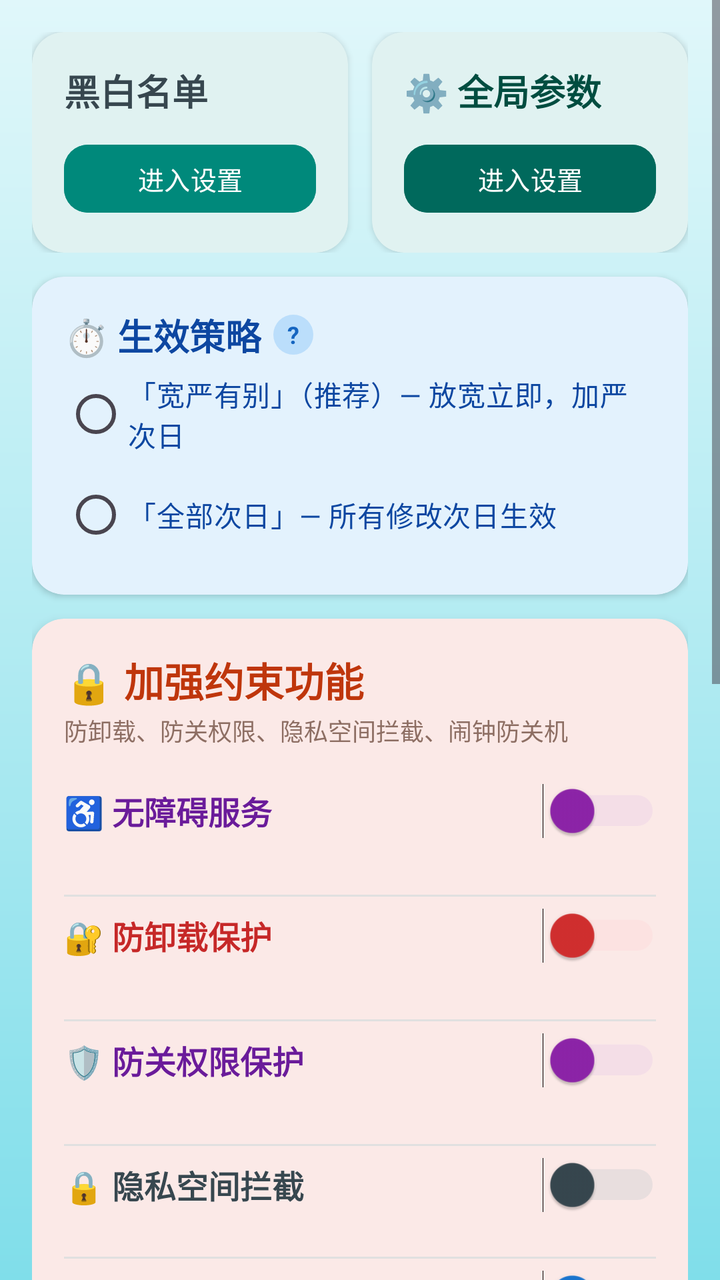
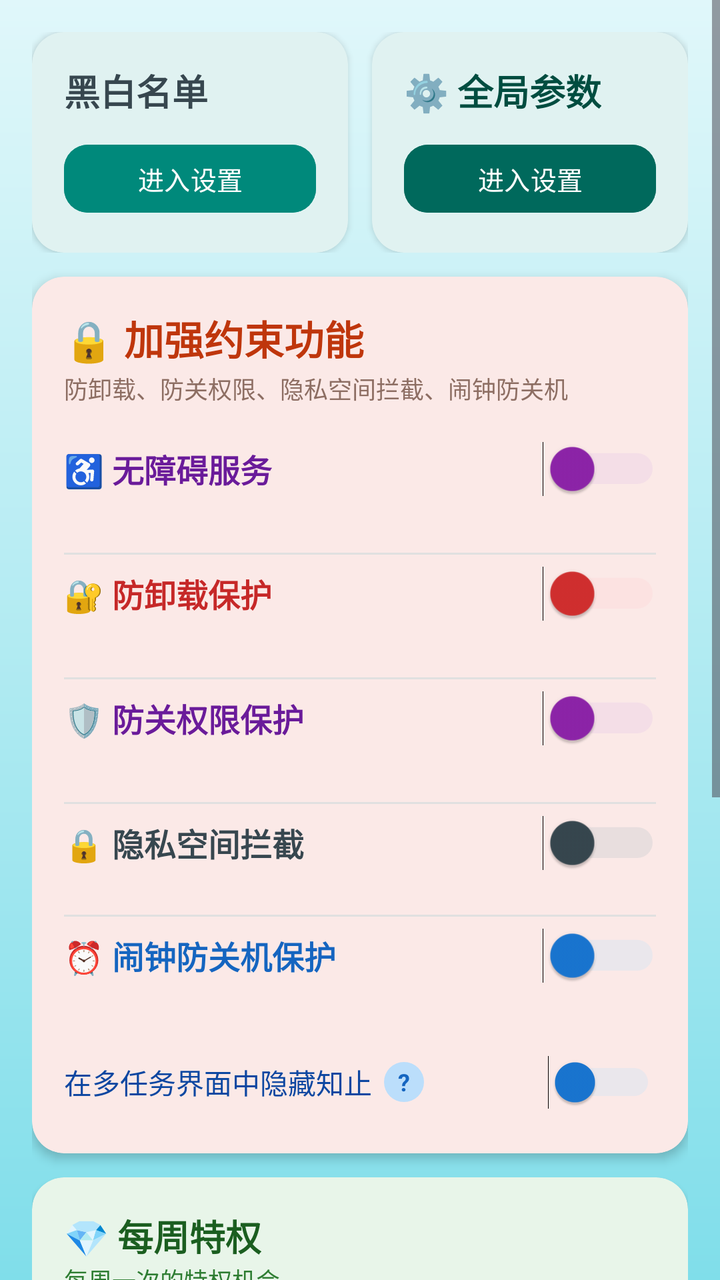

Compare the two renders of this Android layout. The source of the first and the diff that turns it into the second are given below.
<!-- AndroidManifest.xml: application theme Theme.ZhiZhi -->
<!-- res/layout/fragment_rules.xml -->
<?xml version="1.0" encoding="utf-8"?>
<ScrollView xmlns:android="http://schemas.android.com/apk/res/android"
    xmlns:app="http://schemas.android.com/apk/res-auto"
    android:id="@+id/layout_rules"
    android:layout_width="match_parent"
    android:layout_height="match_parent"
    android:fitsSystemWindows="true"
    android:clipToPadding="false"
    android:background="@drawable/bg_sea_surface"
    android:visibility="visible">

    <LinearLayout
        android:layout_width="match_parent"
        android:layout_height="wrap_content"
        android:orientation="vertical"
        android:padding="16dp">

        
        <LinearLayout
            android:layout_width="match_parent"
            android:layout_height="wrap_content"
            android:orientation="horizontal"
            android:layout_marginBottom="12dp">

            
            <androidx.cardview.widget.CardView
                android:layout_width="0dp"
                android:layout_height="wrap_content"
                android:layout_weight="1"
                android:layout_marginEnd="6dp"
                app:cardBackgroundColor="#E0F2F1"
                app:cardCornerRadius="16dp"
                app:cardElevation="2dp">
                <LinearLayout
                    android:layout_width="match_parent"
                    android:layout_height="wrap_content"
                    android:orientation="vertical"
                    android:padding="16dp">
                    <TextView
                        android:text="黑白名单"
                        android:textSize="18sp"
                        android:textStyle="bold"
                        android:textColor="#37474F"
                        android:layout_marginBottom="10dp"
                        android:layout_width="wrap_content"
                        android:layout_height="wrap_content"/>
                    <Button
                        android:id="@+id/btn_select_apps"
                        android:layout_width="match_parent"
                        android:layout_height="42dp"
                        android:text="进入设置"
                        android:backgroundTint="#00897B"
                        android:textColor="#FFFFFF"
                        android:textSize="13sp"
                        app:cornerRadius="12dp"/>
                </LinearLayout>
            </androidx.cardview.widget.CardView>

            
            <androidx.cardview.widget.CardView
                android:layout_width="0dp"
                android:layout_height="wrap_content"
                android:layout_weight="1"
                android:layout_marginStart="6dp"
                app:cardBackgroundColor="#E0F2F1"
                app:cardCornerRadius="16dp"
                app:cardElevation="2dp">
                <LinearLayout
                    android:layout_width="match_parent"
                    android:layout_height="wrap_content"
                    android:orientation="vertical"
                    android:padding="16dp">
                    <TextView
                        android:text="⚙️ 全局参数"
                        android:textSize="18sp"
                        android:textStyle="bold"
                        android:textColor="#004D40"
                        android:layout_marginBottom="10dp"
                        android:layout_width="wrap_content"
                        android:layout_height="wrap_content"/>
                    <Button
                        android:id="@+id/btn_global_params_rules"
                        android:layout_width="match_parent"
                        android:layout_height="42dp"
                        android:text="进入设置"
                        android:backgroundTint="#00695C"
                        android:textColor="#FFFFFF"
                        android:textSize="13sp"
                        app:cornerRadius="12dp"/>
                </LinearLayout>
            </androidx.cardview.widget.CardView>
        </LinearLayout>

        
        <androidx.cardview.widget.CardView
            android:layout_width="match_parent"
            android:layout_height="wrap_content"
            android:layout_marginBottom="12dp"
            app:cardBackgroundColor="#E3F2FD"
            app:cardCornerRadius="16dp"
            app:cardElevation="2dp">
            <LinearLayout
                android:layout_width="match_parent"
                android:layout_height="wrap_content"
                android:orientation="vertical"
                android:padding="16dp">

                <LinearLayout
                    android:layout_width="match_parent"
                    android:layout_height="wrap_content"
                    android:orientation="horizontal"
                    android:gravity="center_vertical">
                    <TextView
                        android:text="⏱️ 生效策略"
                        android:textSize="18sp"
                        android:textStyle="bold"
                        android:textColor="#0D47A1"
                        android:layout_width="wrap_content"
                        android:layout_height="wrap_content"/>
                    <TextView
                        android:id="@+id/btn_effective_policy_help"
                        android:layout_width="20dp"
                        android:layout_height="20dp"
                        android:layout_marginStart="6dp"
                        android:text="?"
                        android:textSize="12sp"
                        android:textStyle="bold"
                        android:textColor="#1565C0"
                        android:gravity="center"
                        android:background="@drawable/bg_sea_bubble"
                        android:backgroundTint="#BBDEFB"/>
                </LinearLayout>

                <RadioGroup
                    android:id="@+id/rg_effective_policy"
                    android:layout_width="match_parent"
                    android:layout_height="wrap_content"
                    android:orientation="vertical">

                    <RadioButton
                        android:id="@+id/rb_policy_favorable"
                        android:layout_width="match_parent"
                        android:layout_height="wrap_content"
                        android:text="「宽严有别」（推荐）— 放宽立即，加严次日"
                        android:textColor="#0D47A1"
                        android:textSize="14sp"
                        android:paddingVertical="6dp" />

                    <RadioButton
                        android:id="@+id/rb_policy_all_next_day"
                        android:layout_width="match_parent"
                        android:layout_height="wrap_content"
                        android:text="「全部次日」— 所有修改次日生效"
                        android:textColor="#0D47A1"
                        android:textSize="14sp"
                        android:paddingVertical="6dp" />
                </RadioGroup>
            </LinearLayout>
        </androidx.cardview.widget.CardView>

        
        <androidx.cardview.widget.CardView
            android:layout_width="match_parent"
            android:layout_height="wrap_content"
            android:layout_marginBottom="12dp"
            app:cardBackgroundColor="#FBE9E7"
            app:cardCornerRadius="16dp"
            app:cardElevation="3dp">

            <LinearLayout
                android:layout_width="match_parent"
                android:layout_height="wrap_content"
                android:orientation="vertical"
                android:padding="16dp">

                
                <TextView
                    android:text="🔒 加强约束功能"
                    android:textSize="20sp"
                    android:textStyle="bold"
                    android:textColor="#BF360C"
                    android:layout_width="wrap_content"
                    android:layout_height="wrap_content"
                    android:layout_marginBottom="2dp"/>

                <TextView
                    android:text="防卸载、防关权限、隐私空间拦截、闹钟防关机"
                    android:textSize="12sp"
                    android:textColor="#8D6E63"
                    android:layout_width="wrap_content"
                    android:layout_height="wrap_content"
                    android:layout_marginBottom="12dp"/>

                
                <LinearLayout
                    android:layout_width="match_parent"
                    android:layout_height="wrap_content"
                    android:orientation="horizontal"
                    android:gravity="center_vertical"
                    android:paddingVertical="6dp">

                    <TextView
                        android:text="♿ 无障碍服务"
                        android:textSize="16sp"
                        android:textStyle="bold"
                        android:textColor="#6A1B9A"
                        android:layout_width="wrap_content"
                        android:layout_height="wrap_content"/>

                    <View
                        android:layout_width="0dp"
                        android:layout_height="1dp"
                        android:layout_weight="1"/>

                    <Switch
                        android:id="@+id/switch_accessibility_service"
                        android:layout_width="wrap_content"
                        android:layout_height="wrap_content"
                        android:thumbTint="#8E24AA"
                        android:trackTint="#E1BEE7"
                        android:scaleX="1.1"
                        android:scaleY="1.1"/>
                </LinearLayout>

                <TextView
                    android:id="@+id/tv_accessibility_status_main"
                    android:layout_width="wrap_content"
                    android:layout_height="wrap_content"
                    android:textSize="12sp"
                    android:textColor="#6A1B9A"
                    android:layout_marginStart="4dp"
                    android:layout_marginBottom="6dp"/>

                
                <View
                    android:layout_width="match_parent"
                    android:layout_height="1dp"
                    android:background="#E0E0E0"/>

                
                <LinearLayout
                    android:layout_width="match_parent"
                    android:layout_height="wrap_content"
                    android:orientation="horizontal"
                    android:gravity="center_vertical"
                    android:paddingVertical="6dp">

                    <TextView
                        android:text="🔐 防卸载保护"
                        android:textSize="16sp"
                        android:textStyle="bold"
                        android:textColor="#C62828"
                        android:layout_width="wrap_content"
                        android:layout_height="wrap_content"/>

                    <View
                        android:layout_width="0dp"
                        android:layout_height="1dp"
                        android:layout_weight="1"/>

                    <Switch
                        android:id="@+id/switch_uninstall_protection"
                        android:layout_width="wrap_content"
                        android:layout_height="wrap_content"
                        android:thumbTint="#D32F2F"
                        android:trackTint="#FFCDD2"
                        android:scaleX="1.1"
                        android:scaleY="1.1"/>
                </LinearLayout>

                <TextView
                    android:id="@+id/tv_uninstall_status_main"
                    android:layout_width="wrap_content"
                    android:layout_height="wrap_content"
                    android:textSize="12sp"
                    android:textColor="#C62828"
                    android:layout_marginStart="4dp"
                    android:layout_marginBottom="6dp"/>

                
                <View
                    android:layout_width="match_parent"
                    android:layout_height="1dp"
                    android:background="#E0E0E0"/>

                
                <LinearLayout
                    android:layout_width="match_parent"
                    android:layout_height="wrap_content"
                    android:orientation="horizontal"
                    android:gravity="center_vertical"
                    android:paddingVertical="6dp">

                    <TextView
                        android:text="🛡️ 防关权限保护"
                        android:textSize="16sp"
                        android:textStyle="bold"
                        android:textColor="#6A1B9A"
                        android:layout_width="wrap_content"
                        android:layout_height="wrap_content"/>

                    <View
                        android:layout_width="0dp"
                        android:layout_height="1dp"
                        android:layout_weight="1"/>

                    <Switch
                        android:id="@+id/switch_accessibility"
                        android:layout_width="wrap_content"
                        android:layout_height="wrap_content"
                        android:thumbTint="#8E24AA"
                        android:trackTint="#E1BEE7"
                        android:scaleX="1.1"
                        android:scaleY="1.1"/>
                </LinearLayout>

                <TextView
                    android:id="@+id/tv_perm_protection_status"
                    android:layout_width="wrap_content"
                    android:layout_height="wrap_content"
                    android:textSize="12sp"
                    android:textColor="#C62828"
                    android:layout_marginStart="4dp"
                    android:layout_marginBottom="6dp"/>

                
                <View
                    android:layout_width="match_parent"
                    android:layout_height="1dp"
                    android:background="#E0E0E0"/>

                
                <LinearLayout
                    android:layout_width="match_parent"
                    android:layout_height="wrap_content"
                    android:orientation="horizontal"
                    android:gravity="center_vertical"
                    android:paddingVertical="6dp">

                    <TextView
                        android:text="🔒 隐私空间拦截"
                        android:textSize="16sp"
                        android:textStyle="bold"
                        android:textColor="#37474F"
                        android:layout_width="wrap_content"
                        android:layout_height="wrap_content"/>

                    <View
                        android:layout_width="0dp"
                        android:layout_height="1dp"
                        android:layout_weight="1"/>

                    <Switch
                        android:id="@+id/switch_privacy_space_guard"
                        android:layout_width="wrap_content"
                        android:layout_height="wrap_content"
                        android:thumbTint="#37474F"
                        android:trackTint="#B0BEC5"
                        android:scaleX="1.1"
                        android:scaleY="1.1"/>
                </LinearLayout>

                <TextView
                    android:id="@+id/tv_privacy_space_guard_status"
                    android:layout_width="wrap_content"
                    android:layout_height="wrap_content"
                    android:textSize="12sp"
                    android:textColor="#37474F"
                    android:layout_marginStart="4dp"/>

                
                <View
                    android:layout_width="match_parent"
                    android:layout_height="1dp"
                    android:background="#E0E0E0"/>

                
                <LinearLayout
                    android:layout_width="match_parent"
                    android:layout_height="wrap_content"
                    android:orientation="horizontal"
                    android:gravity="center_vertical"
                    android:paddingVertical="6dp">

                    <TextView
                        android:text="⏰ 闹钟防关机保护"
                        android:textSize="16sp"
                        android:textStyle="bold"
                        android:textColor="#1565C0"
                        android:layout_width="wrap_content"
                        android:layout_height="wrap_content"/>

                    <View
                        android:layout_width="0dp"
                        android:layout_height="1dp"
                        android:layout_weight="1"/>

                    <Switch
                        android:id="@+id/switch_alarm_power_off_protection"
                        android:layout_width="wrap_content"
                        android:layout_height="wrap_content"
                        android:thumbTint="#1976D2"
                        android:trackTint="#BBDEFB"
                        android:scaleX="1.1"
                        android:scaleY="1.1"/>
                </LinearLayout>

                <TextView
                    android:id="@+id/tv_alarm_power_off_status_main"
                    android:layout_width="wrap_content"
                    android:layout_height="wrap_content"
                    android:textSize="12sp"
                    android:textColor="#1565C0"
                    android:layout_marginStart="4dp"/>

                <LinearLayout
                    android:layout_width="match_parent"
                    android:layout_height="wrap_content"
                    android:orientation="vertical"
                    android:layout_marginTop="8dp">

                    <LinearLayout
                        android:layout_width="match_parent"
                        android:layout_height="wrap_content"
                        android:orientation="horizontal"
                        android:gravity="center_vertical"
                        android:paddingVertical="6dp">
                        <TextView
                            android:layout_width="wrap_content"
                            android:layout_height="wrap_content"
                            android:textColor="#0D47A1"
                            android:textSize="14sp"
                            android:text="在多任务界面中隐藏知止" />
                        <TextView
                            android:id="@+id/btn_hide_in_recent_tasks_help"
                            android:layout_width="20dp"
                            android:layout_height="20dp"
                            android:layout_marginStart="6dp"
                            android:text="?"
                            android:textSize="12sp"
                            android:textStyle="bold"
                            android:textColor="#1565C0"
                            android:gravity="center"
                            android:background="@drawable/bg_sea_bubble"
                            android:backgroundTint="#BBDEFB" />
                        <View
                            android:layout_width="0dp"
                            android:layout_height="1dp"
                            android:layout_weight="1" />
                        <Switch
                            android:id="@+id/switch_hide_in_recent_tasks"
                            android:layout_width="wrap_content"
                            android:layout_height="wrap_content"
                            android:thumbTint="#1976D2"
                            android:trackTint="#BBDEFB" />
                    </LinearLayout>

                </LinearLayout>

            </LinearLayout>
        </androidx.cardview.widget.CardView>

        
        <androidx.cardview.widget.CardView
            android:id="@+id/card_weekly_privilege"
            android:layout_width="match_parent"
            android:layout_height="wrap_content"
            android:layout_marginBottom="12dp"
            app:cardBackgroundColor="#E8F5E9"
            app:cardCornerRadius="16dp"
            app:cardElevation="2dp">
            <LinearLayout
                 android:layout_width="match_parent"
                 android:layout_height="wrap_content"
                 android:orientation="vertical"
                 android:padding="16dp">
                <TextView
                    android:text="💎 每周特权"
                    android:textSize="18sp"
                    android:textStyle="bold"
                    android:textColor="#1B5E20"
                    android:layout_width="wrap_content"
                    android:layout_height="wrap_content"/>
                <TextView
                    android:id="@+id/tv_weekly_privilege_status"
                    android:text="每周一次的特权机会"
                    android:textSize="12sp"
                    android:textColor="#2E7D32"
                    android:layout_marginBottom="10dp"
                    android:layout_width="wrap_content"
                    android:layout_height="wrap_content"/>
                <Button
                    android:id="@+id/btn_weekly_privilege"
                    android:layout_width="match_parent"
                    android:layout_height="42dp"
                    android:text="启用特权 (0/1)"
                    android:backgroundTint="#FF7043"
                    android:textColor="#FFFFFF"
                    android:textSize="13sp"
                    app:cornerRadius="12dp"/>
            </LinearLayout>
        </androidx.cardview.widget.CardView>

        
        <androidx.cardview.widget.CardView
            android:layout_width="match_parent"
            android:layout_height="wrap_content"
            android:layout_marginBottom="12dp"
            app:cardBackgroundColor="#E3F2FD"
            app:cardCornerRadius="16dp"
            app:cardElevation="2dp">
            <LinearLayout
                android:layout_width="match_parent"
                android:layout_height="wrap_content"
                android:orientation="vertical"
                android:padding="16dp">
                <TextView
                    android:text="ℹ️ 关于我们"
                    android:textSize="18sp"
                    android:textStyle="bold"
                    android:textColor="#0D47A1"
                    android:layout_marginBottom="4dp"
                    android:layout_width="wrap_content"
                    android:layout_height="wrap_content"/>
                <TextView
                    android:text="用户协议、隐私政策、第三方 SDK 清单等 7 项"
                    android:textSize="12sp"
                    android:textColor="#1976D2"
                    android:layout_marginBottom="10dp"
                    android:layout_width="wrap_content"
                    android:layout_height="wrap_content"/>
                <Button
                    android:id="@+id/btn_open_about"
                    android:layout_width="match_parent"
                    android:layout_height="42dp"
                    android:text="查看"
                    android:backgroundTint="#1565C0"
                    android:textColor="#FFFFFF"
                    android:textSize="13sp"
                    app:cornerRadius="12dp"/>
            </LinearLayout>
        </androidx.cardview.widget.CardView>

        
        <LinearLayout
            android:layout_width="match_parent"
            android:layout_height="wrap_content"
            android:orientation="horizontal"
            android:layout_marginBottom="12dp">

            
            <androidx.cardview.widget.CardView
                android:layout_width="0dp"
                android:layout_height="match_parent"
                android:layout_weight="1"
                android:layout_marginEnd="6dp"
                app:cardBackgroundColor="#E8F5E9"
                app:cardCornerRadius="16dp"
                app:cardElevation="1dp">
                <LinearLayout
                    android:layout_width="match_parent"
                    android:layout_height="match_parent"
                    android:orientation="vertical"
                    android:padding="12dp">
                    <TextView
                        android:text="🧾 日志诊断"
                        android:textSize="18sp"
                        android:textStyle="bold"
                        android:textColor="#1B5E20"
                        android:layout_marginBottom="8dp"
                        android:layout_width="wrap_content"
                        android:layout_height="wrap_content"/>

                    <View
                        android:layout_width="match_parent"
                        android:layout_height="0dp"
                        android:layout_weight="1"/>

                    <com.google.android.material.button.MaterialButton
                        android:id="@+id/btn_quick_send_logs"
                        android:layout_width="match_parent"
                        android:layout_height="44dp"
                        android:text="发送日志"
                        android:backgroundTint="#2E7D32"
                        android:textColor="#FFFFFF"
                        android:textSize="13sp"
                        android:minHeight="0dp"
                        android:insetTop="0dp"
                        android:insetBottom="0dp"
                        app:iconPadding="0dp"
                        app:cornerRadius="12dp"/>
                </LinearLayout>
            </androidx.cardview.widget.CardView>

            
            <androidx.cardview.widget.CardView
                android:layout_width="0dp"
                android:layout_height="match_parent"
                android:layout_weight="1"
                android:layout_marginStart="6dp"
                app:cardBackgroundColor="#FFF8E1"
                app:cardCornerRadius="16dp"
                app:cardElevation="1dp">
                <LinearLayout
                    android:layout_width="match_parent"
                    android:layout_height="match_parent"
                    android:orientation="vertical"
                    android:padding="12dp">
                    <TextView
                        android:text="💾 设置备份"
                        android:textSize="18sp"
                        android:textStyle="bold"
                        android:textColor="#E65100"
                        android:layout_marginBottom="8dp"
                        android:layout_width="wrap_content"
                        android:layout_height="wrap_content"/>

                    <LinearLayout
                        android:layout_width="match_parent"
                        android:layout_height="wrap_content"
                        android:orientation="horizontal">
                        <com.google.android.material.button.MaterialButton
                            android:id="@+id/btn_export_settings"
                            android:layout_width="0dp"
                            android:layout_height="44dp"
                            android:layout_weight="1"
                            android:text="导出"
                            android:backgroundTint="#FF8F00"
                            android:textColor="#FFFFFF"
                            android:textSize="11sp"
                            android:minWidth="0dp"
                            android:minHeight="0dp"
                            android:insetTop="0dp"
                            android:insetBottom="0dp"
                            android:paddingHorizontal="2dp"
                            app:iconPadding="0dp"
                            android:layout_marginEnd="4dp"
                            app:cornerRadius="8dp"/>
                        <com.google.android.material.button.MaterialButton
                            android:id="@+id/btn_import_settings"
                            android:layout_width="0dp"
                            android:layout_height="44dp"
                            android:layout_weight="1"
                            android:text="导入"
                            android:backgroundTint="#EF6C00"
                            android:textColor="#FFFFFF"
                            android:textSize="11sp"
                            android:minWidth="0dp"
                            android:minHeight="0dp"
                            android:insetTop="0dp"
                            android:insetBottom="0dp"
                            android:paddingHorizontal="2dp"
                            app:iconPadding="0dp"
                            app:cornerRadius="8dp"/>
                    </LinearLayout>
                </LinearLayout>
            </androidx.cardview.widget.CardView>
        </LinearLayout>

        
        <View
            android:layout_width="match_parent"
            android:layout_height="24dp"/>

    </LinearLayout>
</ScrollView>
<!-- resources referenced by this layout -->
<resources>
  <!-- drawable bg_sea_bubble (drawable) -->
  <?xml version="1.0" encoding="utf-8"?>
  <shape xmlns:android="http://schemas.android.com/apk/res/android" android:shape="rectangle">
      <solid android:color="#E0F7FA" />
      <corners android:radius="20dp" />
  </shape>
  <!-- drawable bg_sea_surface (drawable) -->
  <?xml version="1.0" encoding="utf-8"?>
  <shape xmlns:android="http://schemas.android.com/apk/res/android" android:shape="rectangle">
      <gradient
          android:startColor="#E0F7FA"
          android:centerColor="#B2EBF2"
          android:endColor="#80DEEA"
          android:angle="270" />
  </shape>
  <style name="Theme.ZhiZhi" parent="Base.Theme.ZhiZhi" />
  <style name="Base.Theme.ZhiZhi" parent="Theme.Material3.DayNight.NoActionBar">
          
      </style>
</resources>

<!-- the commit's change to res/layout/fragment_rules.xml (unified diff, before → after) -->
@@ -90,73 +90,6 @@
                 </LinearLayout>
             </androidx.cardview.widget.CardView>
         </LinearLayout>
-
-        
-        <androidx.cardview.widget.CardView
-            android:layout_width="match_parent"
-            android:layout_height="wrap_content"
-            android:layout_marginBottom="12dp"
-            app:cardBackgroundColor="#E3F2FD"
-            app:cardCornerRadius="16dp"
-            app:cardElevation="2dp">
-            <LinearLayout
-                android:layout_width="match_parent"
-                android:layout_height="wrap_content"
-                android:orientation="vertical"
-                android:padding="16dp">
-
-                <LinearLayout
-                    android:layout_width="match_parent"
-                    android:layout_height="wrap_content"
-                    android:orientation="horizontal"
-                    android:gravity="center_vertical">
-                    <TextView
-                        android:text="⏱️ 生效策略"
-                        android:textSize="18sp"
-                        android:textStyle="bold"
-                        android:textColor="#0D47A1"
-                        android:layout_width="wrap_content"
-                        android:layout_height="wrap_content"/>
-                    <TextView
-                        android:id="@+id/btn_effective_policy_help"
-                        android:layout_width="20dp"
-                        android:layout_height="20dp"
-                        android:layout_marginStart="6dp"
-                        android:text="?"
-                        android:textSize="12sp"
-                        android:textStyle="bold"
-                        android:textColor="#1565C0"
-                        android:gravity="center"
-                        android:background="@drawable/bg_sea_bubble"
-                        android:backgroundTint="#BBDEFB"/>
-                </LinearLayout>
-
-                <RadioGroup
-                    android:id="@+id/rg_effective_policy"
-                    android:layout_width="match_parent"
-                    android:layout_height="wrap_content"
-                    android:orientation="vertical">
-
-                    <RadioButton
-                        android:id="@+id/rb_policy_favorable"
-                        android:layout_width="match_parent"
-                        android:layout_height="wrap_content"
-                        android:text="「宽严有别」（推荐）— 放宽立即，加严次日"
-                        android:textColor="#0D47A1"
-                        android:textSize="14sp"
-                        android:paddingVertical="6dp" />
-
-                    <RadioButton
-                        android:id="@+id/rb_policy_all_next_day"
-                        android:layout_width="match_parent"
-                        android:layout_height="wrap_content"
-                        android:text="「全部次日」— 所有修改次日生效"
-                        android:textColor="#0D47A1"
-                        android:textSize="14sp"
-                        android:paddingVertical="6dp" />
-                </RadioGroup>
-            </LinearLayout>
-        </androidx.cardview.widget.CardView>
 
         
         <androidx.cardview.widget.CardView
